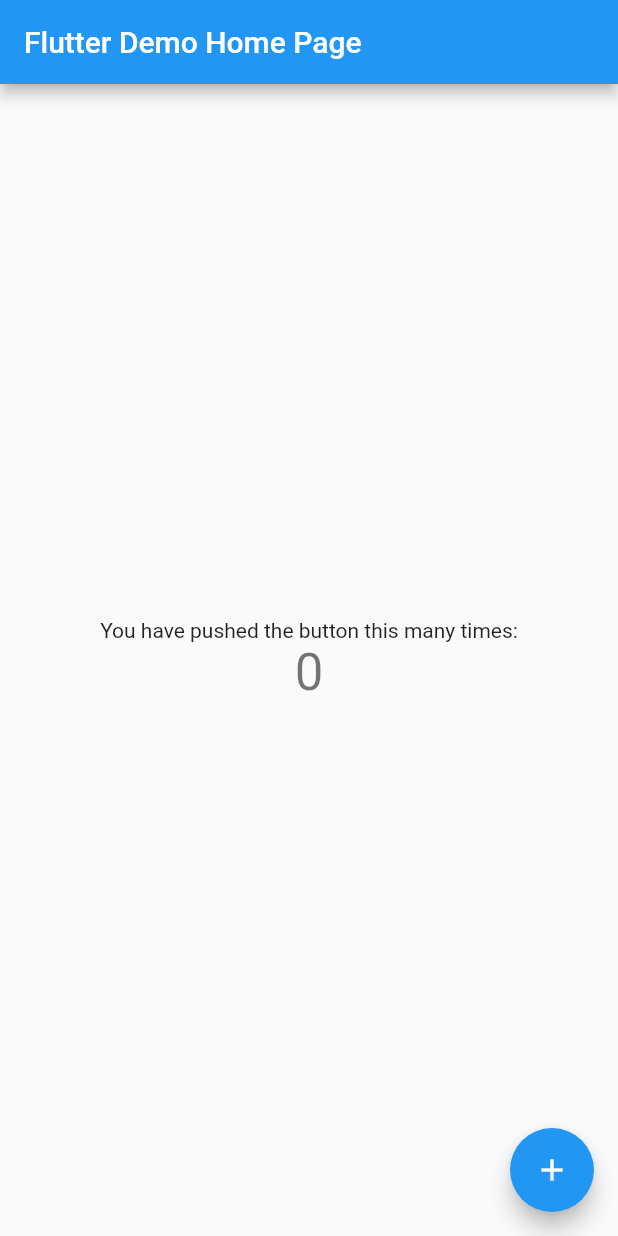
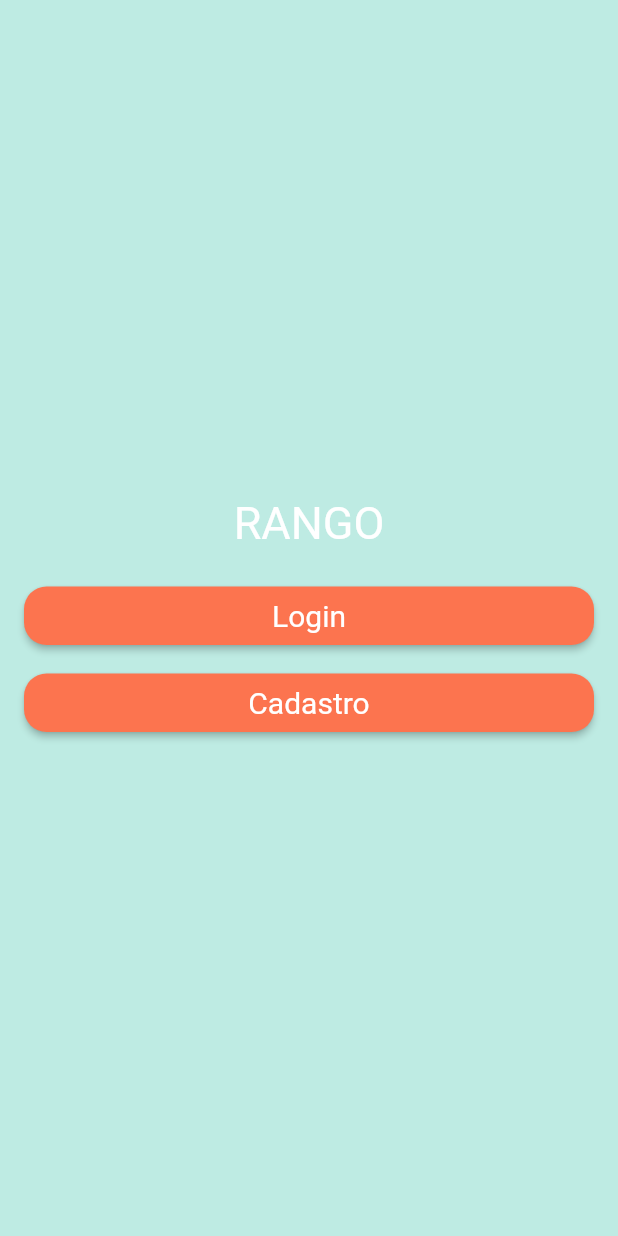
Before and after one commit to DevMobUFRJ/rango, a Flutter app: the screen it shows after launch, on a phone screen of 412 x 824 dp. Run offline on Flutter 3.47's test engine with Material 2 defaults, Android fonts, the phone set to English and light mode, and no system bars.

Commit message:
Telas básicas home e login

```diff
--- a/lib/main.dart
+++ b/lib/main.dart
@@ -1,4 +1,6 @@
 import 'package:flutter/material.dart';
+import 'package:rango/screens/AuthScreen.dart';
+import 'package:rango/screens/HomeScreen.dart';
 
 void main() {
   runApp(MyApp());
@@ -9,109 +11,18 @@
   @override
   Widget build(BuildContext context) {
     return MaterialApp(
-      title: 'Flutter Demo',
+      title: 'Rango',
       theme: ThemeData(
-        // This is the theme of your application.
-        //
-        // Try running your application with "flutter run". You'll see the
-        // application has a blue toolbar. Then, without quitting the app, try
-        // changing the primarySwatch below to Colors.green and then invoke
-        // "hot reload" (press "r" in the console where you ran "flutter run",
-        // or simply save your changes to "hot reload" in a Flutter IDE).
-        // Notice that the counter didn't reset back to zero; the application
-        // is not restarted.
-        primarySwatch: Colors.blue,
-        // This makes the visual density adapt to the platform that you run
-        // the app on. For desktop platforms, the controls will be smaller and
-        // closer together (more dense) than on mobile platforms.
-        visualDensity: VisualDensity.adaptivePlatformDensity,
+        buttonTheme: ButtonTheme.of(context).copyWith(
+          buttonColor: Color.fromRGBO(252, 116, 79, 1),
+          shape:
+              RoundedRectangleBorder(borderRadius: BorderRadius.circular(20)),
+        ),
       ),
-      home: MyHomePage(title: 'Flutter Demo Home Page'),
+      home: HomeScreen(),
+      routes: {
+        AuthScreen.routeName: (ctx) => AuthScreen(),
+      },
     );
   }
 }
-
-class MyHomePage extends StatefulWidget {
-  MyHomePage({Key key, this.title}) : super(key: key);
-
-  // This widget is the home page of your application. It is stateful, meaning
-  // that it has a State object (defined below) that contains fields that affect
-  // how it looks.
-
-  // This class is the configuration for the state. It holds the values (in this
-  // case the title) provided by the parent (in this case the App widget) and
-  // used by the build method of the State. Fields in a Widget subclass are
-  // always marked "final".
-
-  final String title;
-
-  @override
-  _MyHomePageState createState() => _MyHomePageState();
-}
-
-class _MyHomePageState extends State<MyHomePage> {
-  int _counter = 0;
-
-  void _incrementCounter() {
-    setState(() {
-      // This call to setState tells the Flutter framework that something has
-      // changed in this State, which causes it to rerun the build method below
-      // so that the display can reflect the updated values. If we changed
-      // _counter without calling setState(), then the build method would not be
-      // called again, and so nothing would appear to happen.
-      _counter++;
-    });
-  }
-
-  @override
-  Widget build(BuildContext context) {
-    // This method is rerun every time setState is called, for instance as done
-    // by the _incrementCounter method above.
-    //
-    // The Flutter framework has been optimized to make rerunning build methods
-    // fast, so that you can just rebuild anything that needs updating rather
-    // than having to individually change instances of widgets.
-    return Scaffold(
-      appBar: AppBar(
-        // Here we take the value from the MyHomePage object that was created by
-        // the App.build method, and use it to set our appbar title.
-        title: Text(widget.title),
-      ),
-      body: Center(
-        // Center is a layout widget. It takes a single child and positions it
-        // in the middle of the parent.
-        child: Column(
-          // Column is also a layout widget. It takes a list of children and
-          // arranges them vertically. By default, it sizes itself to fit its
-          // children horizontally, and tries to be as tall as its parent.
-          //
-          // Invoke "debug painting" (press "p" in the console, choose the
-          // "Toggle Debug Paint" action from the Flutter Inspector in Android
-          // Studio, or the "Toggle Debug Paint" command in Visual Studio Code)
-          // to see the wireframe for each widget.
-          //
-          // Column has various properties to control how it sizes itself and
-          // how it positions its children. Here we use mainAxisAlignment to
-          // center the children vertically; the main axis here is the vertical
-          // axis because Columns are vertical (the cross axis would be
-          // horizontal).
-          mainAxisAlignment: MainAxisAlignment.center,
-          children: <Widget>[
-            Text(
-              'You have pushed the button this many times:',
-            ),
-            Text(
-              '$_counter',
-              style: Theme.of(context).textTheme.headline4,
-            ),
-          ],
-        ),
-      ),
-      floatingActionButton: FloatingActionButton(
-        onPressed: _incrementCounter,
-        tooltip: 'Increment',
-        child: Icon(Icons.add),
-      ), // This trailing comma makes auto-formatting nicer for build methods.
-    );
-  }
-}
--- /dev/null
+++ b/lib/screens/HomeScreen.dart
@@ -0,0 +1,71 @@
+import 'package:flutter/material.dart';
+import 'package:rango/screens/AuthScreen.dart';
+
+class HomeScreen extends StatelessWidget {
+  @override
+  Widget build(BuildContext context) {
+    return Scaffold(
+      backgroundColor: Color.fromRGBO(190, 235, 227, 1),
+      body: Center(
+        child: Padding(
+          padding: EdgeInsets.all(8),
+          child: Center(
+            child: Column(
+              mainAxisAlignment: MainAxisAlignment.center,
+              crossAxisAlignment: CrossAxisAlignment.center,
+              children: <Widget>[
+                Text(
+                  "RANGO",
+                  style: TextStyle(color: Colors.white, fontSize: 30.0),
+                ),
+                SizedBox(height: 20),
+                Padding(
+                  padding: EdgeInsets.symmetric(horizontal: 8, vertical: 0),
+                  child: SizedBox(
+                    width: double.infinity,
+                    child: RaisedButton(
+                      padding: EdgeInsets.symmetric(vertical: 8),
+                      shape: RoundedRectangleBorder(
+                        borderRadius: BorderRadius.circular(15),
+                      ),
+                      onPressed: () =>
+                          Navigator.of(context).pushNamed(AuthScreen.routeName),
+                      child: Text(
+                        'Login',
+                        style: TextStyle(
+                            color: Colors.white,
+                            fontSize: 20.0,
+                            fontWeight: FontWeight.w400),
+                      ),
+                    ),
+                  ),
+                ),
+                SizedBox(height: 10),
+                Padding(
+                  padding: EdgeInsets.symmetric(horizontal: 8, vertical: 0),
+                  child: SizedBox(
+                    width: double.infinity,
+                    child: RaisedButton(
+                      padding: EdgeInsets.symmetric(vertical: 8),
+                      shape: RoundedRectangleBorder(
+                        borderRadius: BorderRadius.circular(15),
+                      ),
+                      onPressed: () {},
+                      child: Text(
+                        'Cadastro',
+                        style: TextStyle(
+                            color: Colors.white,
+                            fontSize: 20.0,
+                            fontWeight: FontWeight.w400),
+                      ),
+                    ),
+                  ),
+                ),
+              ],
+            ),
+          ),
+        ),
+      ),
+    );
+  }
+}
```
Also changed, not shown: lib/screens/AuthScreen.dart (added, +22 -0 lines), lib/widgets/AuthForm.dart (added, +67 -0 lines).
